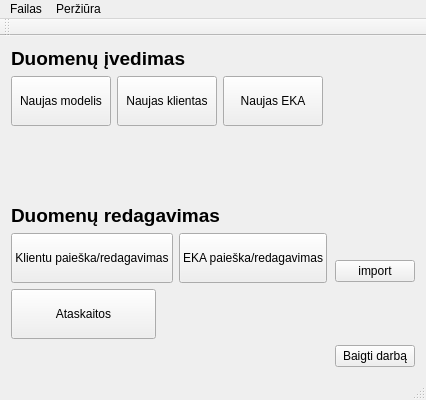
Before: the Qt Designer form duombaze/mainwindow.ui in Tautvydas2019/Diplomas, drawn with Qt 5.
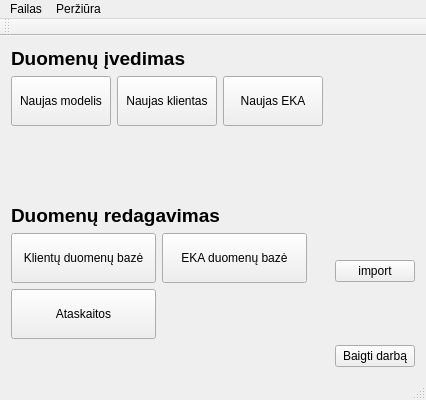
After: the same form once the commit is applied.

Patch:
```diff
--- a/duombaze/mainwindow.ui
+++ b/duombaze/mainwindow.ui
@@ -45,7 +45,7 @@
            </size>
           </property>
           <property name="text">
-           <string>Klientu paieška/redagavimas</string>
+           <string>Klientų duomenų bazė</string>
           </property>
          </widget>
         </item>
@@ -64,7 +64,7 @@
            </size>
           </property>
           <property name="text">
-           <string>EKA paieška/redagavimas</string>
+           <string>EKA duomenų bazė</string>
           </property>
          </widget>
         </item>
```
Left out of the diff: 2 changed lines with no effect on the pictures.
